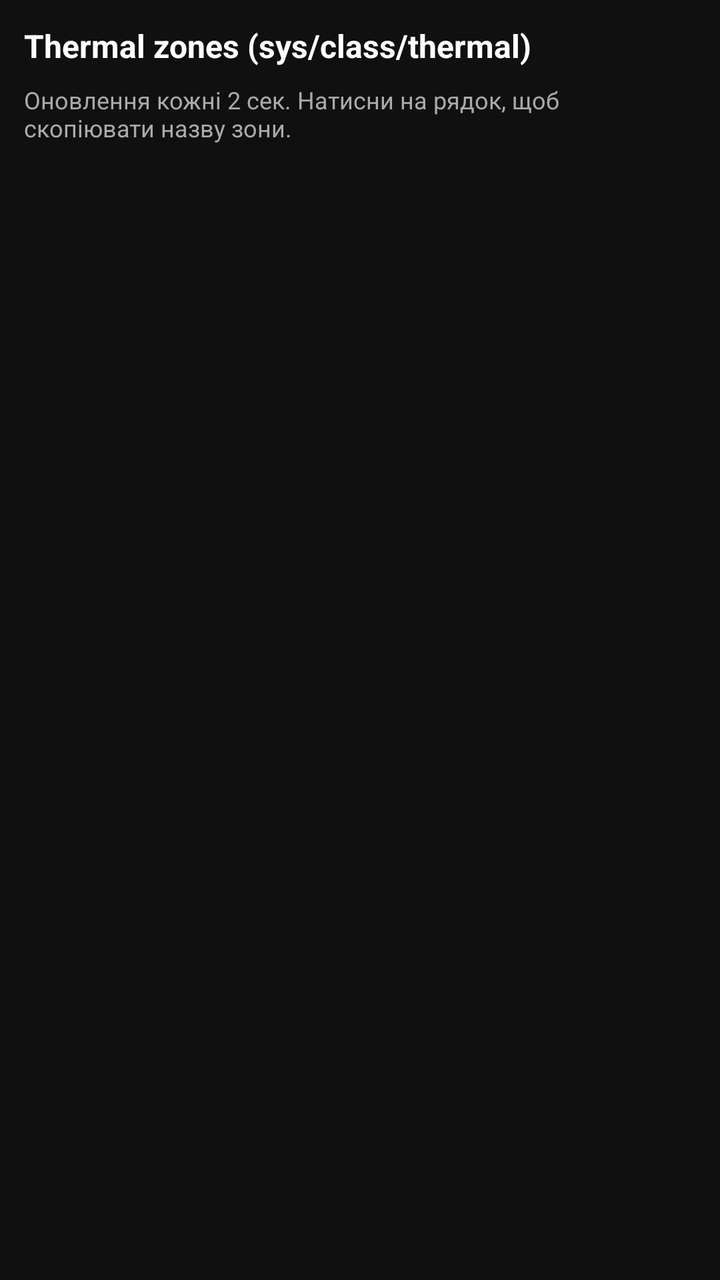
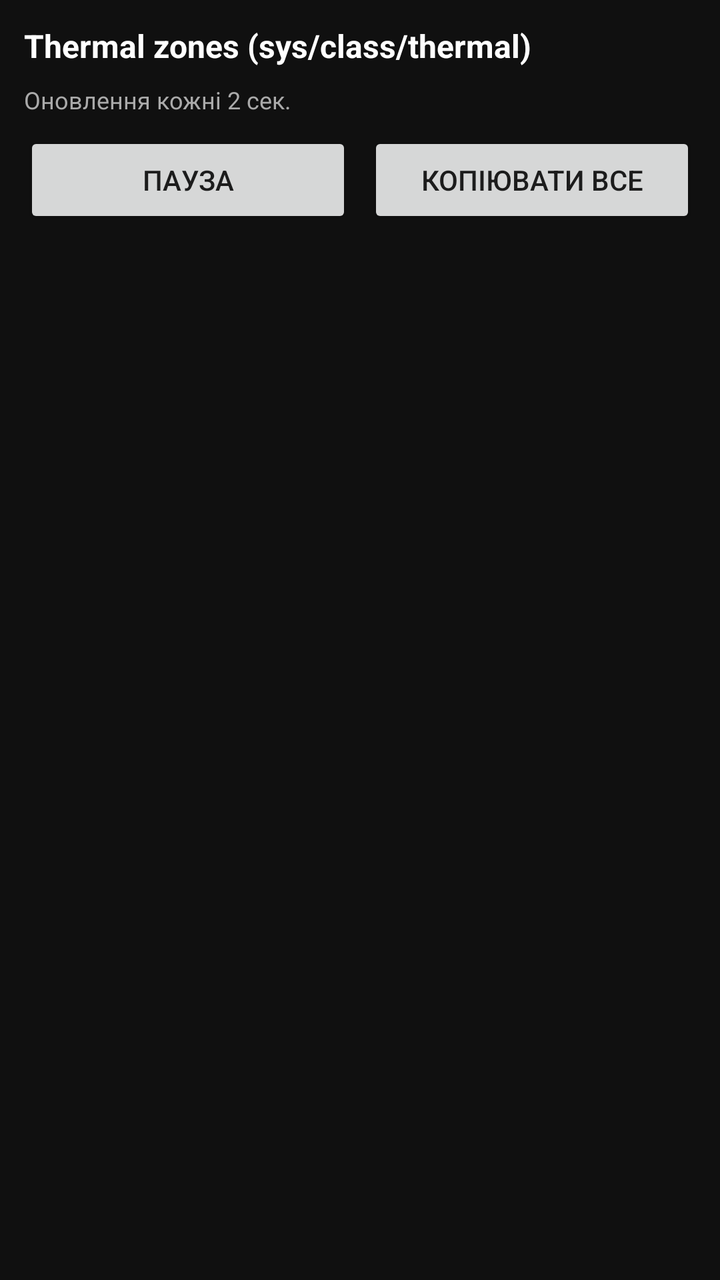

Before-and-after screenshots of an Android layout around one commit, followed by the original layout XML and the change that was made.
<!-- AndroidManifest.xml: application theme Theme.ThermalScanner -->
<!-- res/layout/activity_main.xml -->
<?xml version="1.0" encoding="utf-8"?>
<LinearLayout xmlns:android="http://schemas.android.com/apk/res/android"
    android:layout_width="match_parent"
    android:layout_height="match_parent"
    android:orientation="vertical"
    android:padding="12dp"
    android:background="#101010">

    <TextView
        android:id="@+id/title"
        android:layout_width="match_parent"
        android:layout_height="wrap_content"
        android:text="Thermal zones (sys/class/thermal)"
        android:textColor="#FFFFFF"
        android:textSize="16sp"
        android:textStyle="bold"
        android:paddingBottom="8dp" />

    <TextView
        android:id="@+id/subtitle"
        android:layout_width="match_parent"
        android:layout_height="wrap_content"
        android:text="Оновлення кожні 2 сек. Натисни на рядок, щоб скопіювати назву зони."
        android:textColor="#AAAAAA"
        android:textSize="12sp"
        android:paddingBottom="8dp" />

    <ScrollView
        android:layout_width="match_parent"
        android:layout_height="0dp"
        android:layout_weight="1">

        <TextView
            android:id="@+id/output"
            android:layout_width="match_parent"
            android:layout_height="wrap_content"
            android:fontFamily="monospace"
            android:textColor="#00FF88"
            android:textIsSelectable="true"
            android:textSize="13sp" />

    </ScrollView>

</LinearLayout>
<!-- resources referenced by this layout -->
<resources>
  <style name="Theme.ThermalScanner" parent="Theme.MaterialComponents.DayNight.NoActionBar" />
</resources>

<!-- the commit's change to res/layout/activity_main.xml (unified diff, before → after) -->
@@ -20,10 +20,34 @@
         android:id="@+id/subtitle"
         android:layout_width="match_parent"
         android:layout_height="wrap_content"
-        android:text="Оновлення кожні 2 сек. Натисни на рядок, щоб скопіювати назву зони."
+        android:text="Оновлення кожні 2 сек."
         android:textColor="#AAAAAA"
         android:textSize="12sp"
         android:paddingBottom="8dp" />
+
+    <LinearLayout
+        android:layout_width="match_parent"
+        android:layout_height="wrap_content"
+        android:orientation="horizontal"
+        android:paddingBottom="8dp">
+
+        <Button
+            android:id="@+id/btnPause"
+            android:layout_width="0dp"
+            android:layout_height="wrap_content"
+            android:layout_weight="1"
+            android:layout_marginEnd="4dp"
+            android:text="Пауза" />
+
+        <Button
+            android:id="@+id/btnCopy"
+            android:layout_width="0dp"
+            android:layout_height="wrap_content"
+            android:layout_weight="1"
+            android:layout_marginStart="4dp"
+            android:text="Копіювати все" />
+
+    </LinearLayout>
 
     <ScrollView
         android:layout_width="match_parent"
